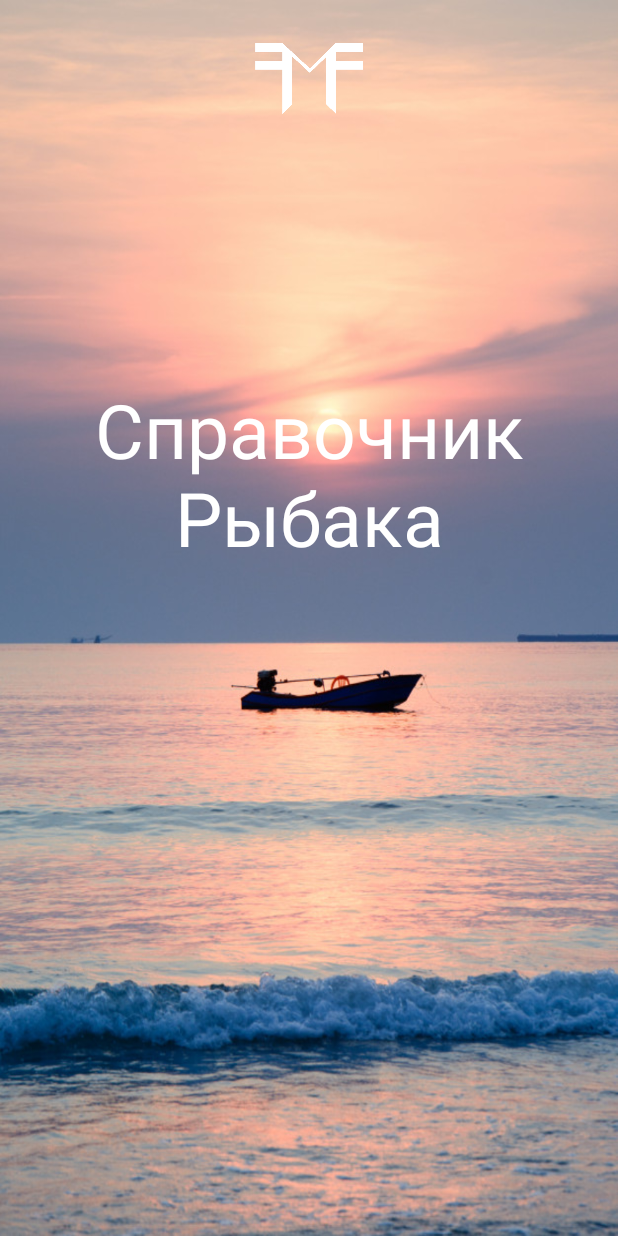
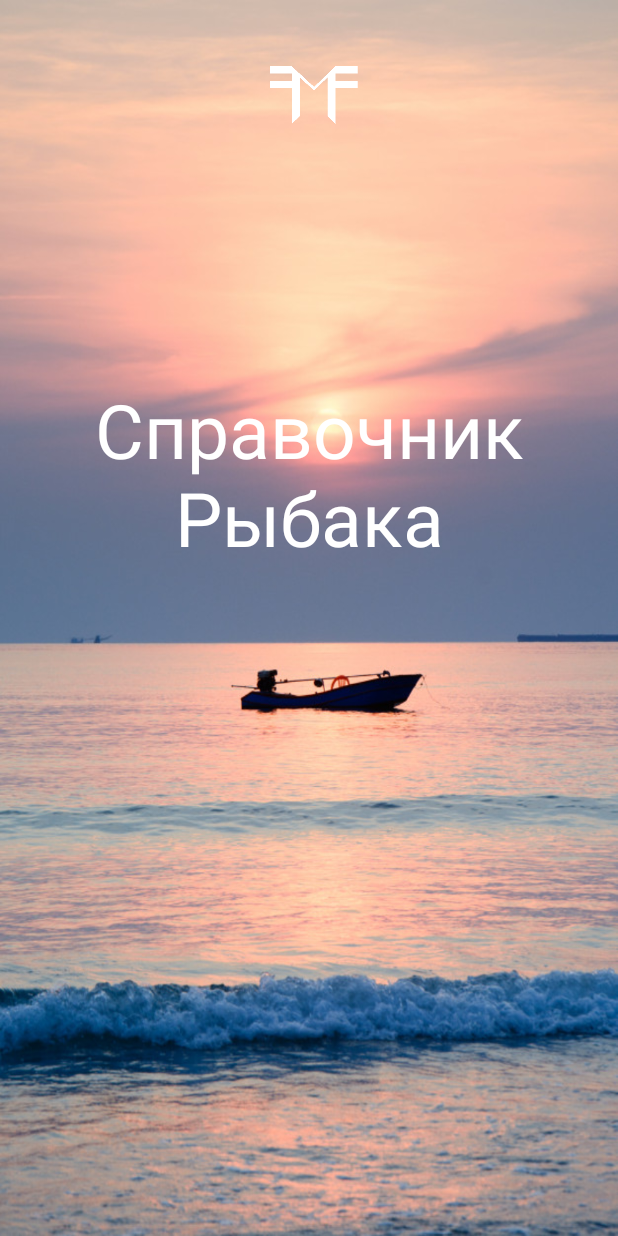
Before and after one commit to nevilov/FishermanHandbook, an Android app: the StartActivity screen opened directly, with no data from a screen before it, on a phone screen of 412 x 824 dp. Run offline under Robolectric (Android 15) with nearby library versions, the phone set to English and light mode, and no system bars; Roboto replaces fonts that are not available here.

Commit message:
V-0.6 FIX

```diff
--- a/app/build.gradle
+++ b/app/build.gradle
@@ -5,7 +5,7 @@ android {
     buildToolsVersion "30.0.1"
 
     defaultConfig {
-        applicationId "com.example.fisherhanbook"
+        applicationId "com.example.fishermanhandbook"
         minSdkVersion 16
         targetSdkVersion 30
         versionCode 1
--- a/app/src/main/AndroidManifest.xml
+++ b/app/src/main/AndroidManifest.xml
@@ -11,7 +11,7 @@
         android:theme="@style/AppTheme">
 
         <activity
-            android:name=".StartActivity"
+            android:name="com.example.fishermanhandbook.StartActivity"
             android:noHistory="true"
             android:label="@string/app_name"
             android:theme="@style/AppTheme.NoActionBar.Ever">
@@ -23,9 +23,9 @@
 
         </activity>
 
-        <activity android:name=".TextContent" />
+        <activity android:name="com.example.fishermanhandbook.TextContent" />
 
-        <activity android:name=".MainActivity"
+        <activity android:name="com.example.fishermanhandbook.MainActivity"
             android:theme="@style/AppTheme.NoActionBar"/>
 
         <meta-data
--- a/app/src/main/java/com/example/fisherhanbook/StartActivity.java
+++ b/app/src/main/java/com/example/fishermanhandbook/StartActivity.java
@@ -1,15 +1,15 @@
-package com.example.fisherhanbook;
+package com.example.fishermanhandbook;
 import android.app.Activity;
 import android.content.Intent;
 import android.graphics.Typeface;
 import android.os.Bundle;
-import android.view.View;
 import android.view.animation.Animation;
 import android.view.animation.AnimationUtils;
-import android.widget.Button;
 import android.widget.ImageView;
 
 import androidx.annotation.Nullable;
+
+import com.example.fisherhanbook.R;
 
 public class StartActivity extends Activity {
     private Animation logoApplication;
--- a/app/src/main/java/com/example/fisherhanbook/TextContent.java
+++ b/app/src/main/java/com/example/fishermanhandbook/TextContent.java
@@ -1,4 +1,4 @@
-package com.example.fisherhanbook;
+package com.example.fishermanhandbook;
 
 import android.content.Intent;
 import android.graphics.Typeface;
@@ -8,6 +8,8 @@ import android.widget.TextView;
 
 import androidx.annotation.Nullable;
 import androidx.appcompat.app.AppCompatActivity;
+
+import com.example.fisherhanbook.R;
 
 import java.lang.reflect.Type;
 
--- a/app/src/main/res/layout/activity_start.xml
+++ b/app/src/main/res/layout/activity_start.xml
@@ -8,16 +8,15 @@
 
     <ImageView
         android:id="@+id/logoView"
-        android:layout_width="403dp"
-        android:layout_height="98dp"
-        android:layout_marginStart="4dp"
-        android:layout_marginLeft="4dp"
-        android:layout_marginTop="4dp"
-        android:layout_marginEnd="4dp"
-        android:layout_marginRight="4dp"
+        android:layout_width="360dp"
+        android:layout_height="80dp"
+        android:layout_marginStart="8dp"
+        android:layout_marginLeft="8dp"
+        android:layout_marginTop="24dp"
+        android:gravity="center"
         android:src="@drawable/miffoul"
         app:layout_constraintEnd_toEndOf="parent"
-        app:layout_constraintHorizontal_bias="0.0"
+        app:layout_constraintHorizontal_bias="0.465"
         app:layout_constraintStart_toStartOf="parent"
         app:layout_constraintTop_toTopOf="parent" />
 
--- a/app/src/main/res/layout/app_bar_main.xml
+++ b/app/src/main/res/layout/app_bar_main.xml
@@ -4,7 +4,7 @@
     xmlns:tools="http://schemas.android.com/tools"
     android:layout_width="match_parent"
     android:layout_height="match_parent"
-    tools:context=".MainActivity">
+    tools:context="com.example.fishermanhandbook.MainActivity">
 
     <com.google.android.material.appbar.AppBarLayout
         android:layout_width="match_parent"
```
Also changed, not shown: app/src/main/java/com/example/fishermanhandbook/MainActivity.java (renamed from app/src/main/java/com/example/fisherhanbook/MainActivity.java, +2 -8 lines).
